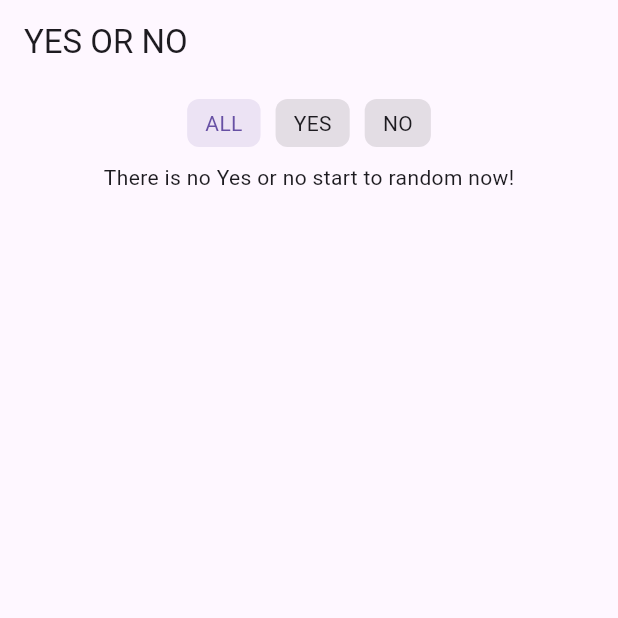
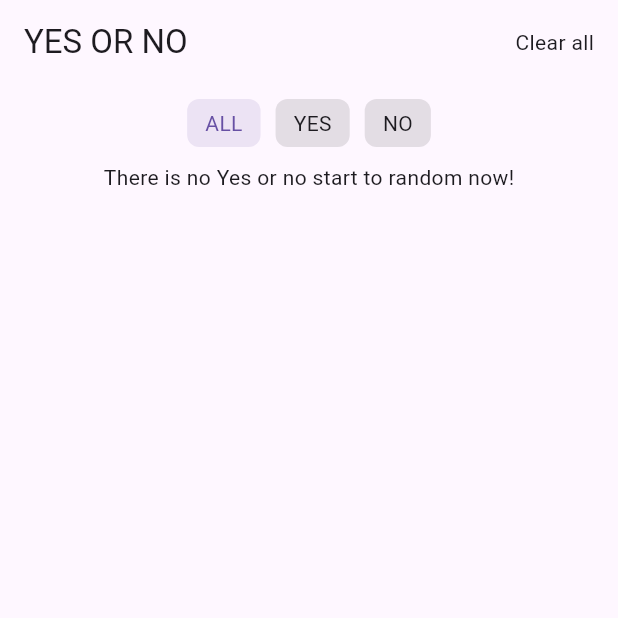
Before and after one commit to SouksavathPMS/river-your-pod, a Flutter app: the screen it shows after launch, after a tap on the "youtube searched for" icon, on a phone screen of 412 x 824 dp, the top half of it. Run offline on Flutter 3.47's test engine with Material 3 defaults, Android fonts, the light colour scheme and no system bars; drawn by our look-alikes of chips_choice; our stand-ins replace dio, flutter_riverpod; network calls fail.

Commit message:
Add clear all function

```diff
--- a/lib/main.dart
+++ b/lib/main.dart
@@ -36,21 +36,30 @@ class MyHomePage extends ConsumerWidget {
     return Scaffold(
       appBar: AppBar(
         title: Text('Yes or No'.toUpperCase()),
+        actions: [
+          Padding(
+            padding: const EdgeInsets.all(8.0),
+            child: IconButton(
+              onPressed: () => ref.invalidate(yesOrNoStateNotifierProvider),
+              icon: const Text("Clear all"),
+            ),
+          )
+        ],
       ),
       body: Consumer(
         builder: (context, ref, child) {
           final yesOrNos = ref.watch(filteredYesOrNosProvider);
-          final yesOrNoFilter = ref.watch(yesOrNofilterStateProvider);
+          final yesOrNoFilter = ref.watch(filterStateProvider);
           return Column(
             children: [
               ChipsChoice<YesOrNo>.single(
                 value: yesOrNoFilter,
                 onChanged: (val) {
-                  final currentFilter = ref.read(yesOrNofilterStateProvider);
+                  final currentFilter = ref.read(filterStateProvider);
                   if (val == currentFilter) {
                     return;
                   }
-                  ref.read(yesOrNofilterStateProvider.notifier).state = val;
+                  ref.read(filterStateProvider.notifier).state = val;
                 },
                 choiceItems: C2Choice.listFrom<YesOrNo, String>(
                   source:
@@ -63,7 +72,8 @@ class MyHomePage extends ConsumerWidget {
                   ? const Center(
                       child: Text("There is no Yes or no start to random now!"),
                     )
-                  : GridView.builder(
+                  : Expanded(
+                      child: GridView.builder(
                         padding: const EdgeInsets.symmetric(horizontal: 14),
                         shrinkWrap: true,
                         gridDelegate:
@@ -78,17 +88,20 @@ class MyHomePage extends ConsumerWidget {
                           return GridTile(
                             child: Image.network(
                               yesOrNo.image,
-                            loadingBuilder: (context, child, loadingProgress) {
+                              loadingBuilder:
+                                  (context, child, loadingProgress) {
                                 if (loadingProgress == null) {
                                   return child;
                                 } else {
                                   return Center(
                                     child: CircularProgressIndicator(
-                                    value: loadingProgress.expectedTotalBytes !=
+                                      value:
+                                          loadingProgress.expectedTotalBytes !=
                                                   null
                                               ? loadingProgress
                                                       .cumulativeBytesLoaded /
-                                            loadingProgress.expectedTotalBytes!
+                                                  loadingProgress
+                                                      .expectedTotalBytes!
                                               : null,
                                     ),
                                   );
@@ -97,6 +110,7 @@ class MyHomePage extends ConsumerWidget {
                             ),
                           );
                         },
+                      ),
                     ),
             ],
           );
--- a/lib/notifiers/yes_or_no_state_notifier.dart
+++ b/lib/notifiers/yes_or_no_state_notifier.dart
@@ -21,7 +21,6 @@ class YesOrNoStateNotifier extends StateNotifier<YesOrNoState> {
       final response = await _dio.get("https://yesno.wtf/api");
       final ourNewYesOrNo = YesOrNoModel.fromJson(response.data);
       state = state.copyWith(yesOrNos: [ourNewYesOrNo, ...state.yesOrNos]);
-      log(state.yesOrNos.toList().toString());
     } catch (e) {
       state = state.copyWith(errorText: e.toString());
     } finally {
--- a/lib/providers/yes_or_no_state_notifier_provider.dart
+++ b/lib/providers/yes_or_no_state_notifier_provider.dart
@@ -4,11 +4,11 @@ import 'package:river_your_pod/models/yes_or_no_model.dart';
 import 'package:river_your_pod/notifiers/yes_or_no_state_notifier.dart';
 import 'package:river_your_pod/state/yes_or_no_state.dart';
 
-final yesOrNofilterStateProvider = StateProvider<YesOrNo>((ref) => YesOrNo.all);
+final filterStateProvider = StateProvider<YesOrNo>((ref) => YesOrNo.all);
 
 final filteredYesOrNosProvider = Provider<Iterable<YesOrNoModel>>((ref) {
   final yesOrNos = ref.watch(yesOrNoStateNotifierProvider).yesOrNos;
-  final yesOrNoFilter = ref.watch(yesOrNofilterStateProvider);
+  final yesOrNoFilter = ref.watch(filterStateProvider);
   switch (yesOrNoFilter) {
     case YesOrNo.all:
       return yesOrNos;
```
Lines whose indentation alone changed are shown as unchanged.
